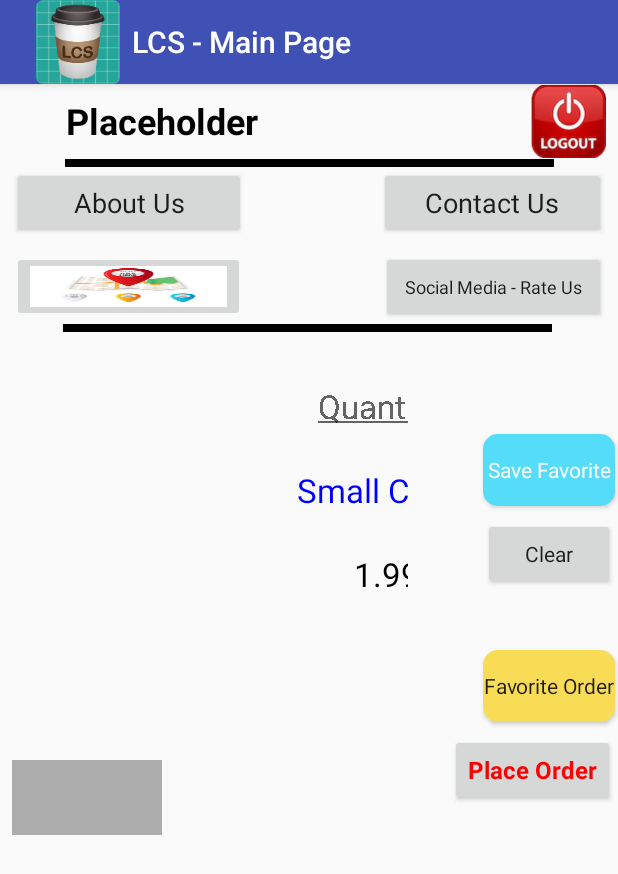
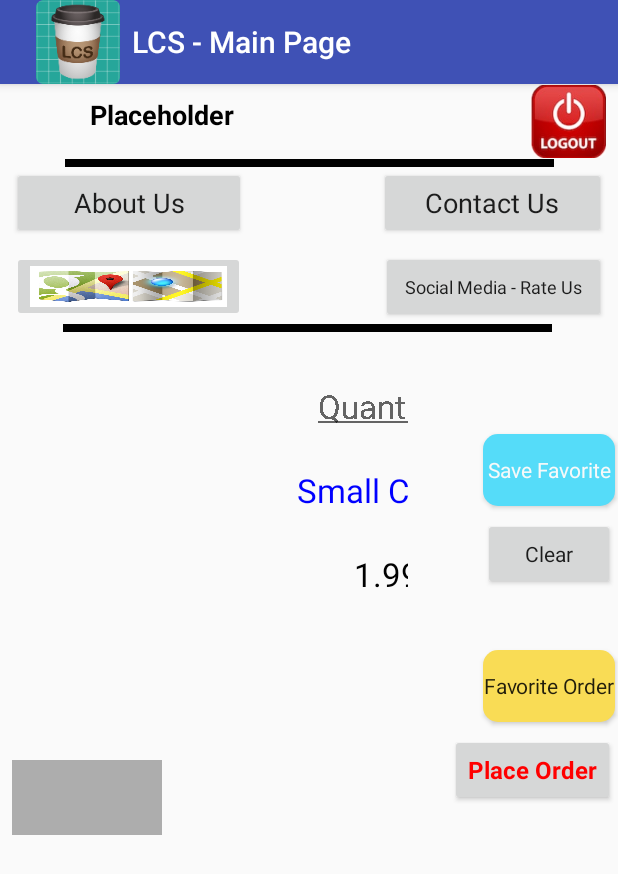
Before and after one commit to mesnikof/LCS, an Android app: the MainActivity screen opened directly, with no data from a screen before it, on a phone screen of 412 x 824 dp. Shown: the top 874 px of the screen. Run offline under Robolectric (Android 15) with nearby library versions, the light colour scheme and no system bars; 1 statement that could not run was skipped.

Commit message:
Initial commit

```diff
--- a/app/src/main/res/layout/activity_main.xml
+++ b/app/src/main/res/layout/activity_main.xml
@@ -29,7 +29,7 @@
         android:text="Placeholder"
         android:textAlignment="center"
         android:textColor="#000"
-        android:textSize="24sp"
+        android:textSize="18sp"
         android:textStyle="bold"
         app:layout_constraintLeft_toLeftOf="parent"
         app:layout_constraintRight_toRightOf="parent"
@@ -98,7 +98,7 @@
         android:layout_marginTop="8dp"
         android:onClick="onMapClick"
         android:scaleType="fitXY"
-        android:src="@drawable/mapping"
+        android:src="@drawable/google_maps"
         android:text="Find Us - Map"
         android:textAppearance="@style/TextAppearance.AppCompat"
         android:textSize="18sp"
```
